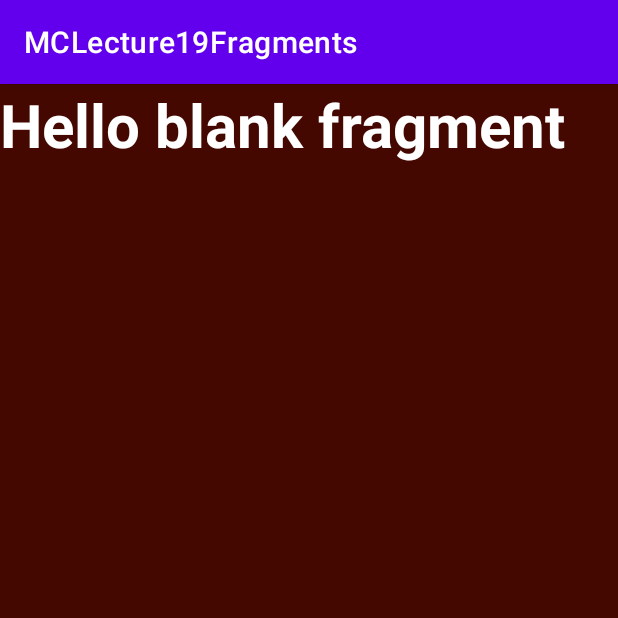
After one commit to Ayman-Shafique/Mobile_Computing_Progress, an Android app: the fragment Fragment2 shown on its own in the app's theme, on a phone screen of 412 x 824 dp, the top half of it. The commit adds this screen. Run offline under Robolectric (Android 15) with nearby library versions, the phone set to English and light mode, and no system bars.

Commit message:
Lecture-20(Fragments)

```diff
--- /dev/null
+++ b/MCLecture19Fragments/app/src/main/java/org/haqnawaz/mclecture19fragments/Fragment2.java
@@ -0,0 +1,64 @@
+package org.haqnawaz.mclecture19fragments;
+
+import android.os.Bundle;
+
+import androidx.fragment.app.Fragment;
+
+import android.view.LayoutInflater;
+import android.view.View;
+import android.view.ViewGroup;
+
+/**
+ * A simple {@link Fragment} subclass.
+ * Use the {@link Fragment2#newInstance} factory method to
+ * create an instance of this fragment.
+ */
+public class Fragment2 extends Fragment {
+
+    // TODO: Rename parameter arguments, choose names that match
+    // the fragment initialization parameters, e.g. ARG_ITEM_NUMBER
+    private static final String ARG_PARAM1 = "param1";
+    private static final String ARG_PARAM2 = "param2";
+
+    // TODO: Rename and change types of parameters
+    private String mParam1;
+    private String mParam2;
+
+    public Fragment2() {
+        // Required empty public constructor
+    }
+
+    /**
+     * Use this factory method to create a new instance of
+     * this fragment using the provided parameters.
+     *
+     * @param param1 Parameter 1.
+     * @param param2 Parameter 2.
+     * @return A new instance of fragment Fragment2.
+     */
+    // TODO: Rename and change types and number of parameters
+    public static Fragment2 newInstance(String param1, String param2) {
+        Fragment2 fragment = new Fragment2();
+        Bundle args = new Bundle();
+        args.putString(ARG_PARAM1, param1);
+        args.putString(ARG_PARAM2, param2);
+        fragment.setArguments(args);
+        return fragment;
+    }
+
+    @Override
+    public void onCreate(Bundle savedInstanceState) {
+        super.onCreate(savedInstanceState);
+        if (getArguments() != null) {
+            mParam1 = getArguments().getString(ARG_PARAM1);
+            mParam2 = getArguments().getString(ARG_PARAM2);
+        }
+    }
+
+    @Override
+    public View onCreateView(LayoutInflater inflater, ViewGroup container,
+                             Bundle savedInstanceState) {
+        // Inflate the layout for this fragment
+        return inflater.inflate(R.layout.fragment_2, container, false);
+    }
+}
--- /dev/null
+++ b/MCLecture19Fragments/app/src/main/res/layout/fragment_2.xml
@@ -0,0 +1,18 @@
+<?xml version="1.0" encoding="utf-8"?>
+<FrameLayout xmlns:android="http://schemas.android.com/apk/res/android"
+    xmlns:tools="http://schemas.android.com/tools"
+    android:layout_width="match_parent"
+    android:layout_height="match_parent"
+    tools:context=".Fragment2">
+
+    <!-- TODO: Update blank fragment layout -->
+    <TextView
+        android:layout_width="match_parent"
+        android:layout_height="match_parent"
+        android:background="#440800"
+        android:textColor="@color/white"
+        android:textStyle="bold"
+        android:textSize="40dp"
+        android:text="@string/hello_blank_fragment" />
+
+</FrameLayout>
```
Also changed, not shown: MCLecture19Fragments/app/src/main/java/org/haqnawaz/mclecture19fragments/MainActivity.java (+12 -2 lines).
